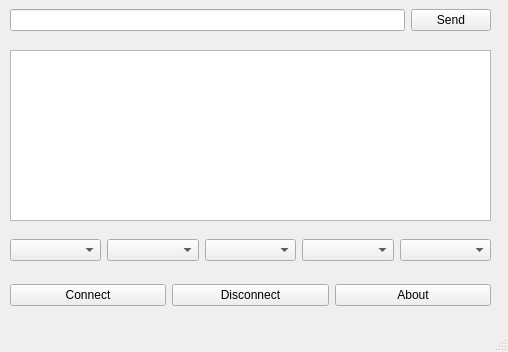
Before: the Qt Designer form pyMonitor Qt Designer/front_end.ui in ahmedalkabir/pyMonitor, drawn with Qt 5.
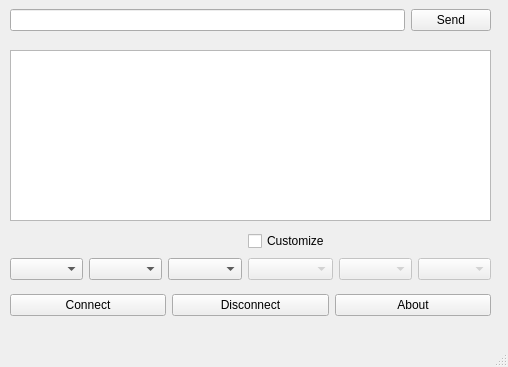
After: the same form once the commit is applied.

Commit message: Edit in Ui and Check Box for customize advance option

Diff of the .ui file:
```diff
--- a/pyMonitor Qt Designer/front_end.ui
+++ b/pyMonitor Qt Designer/front_end.ui
@@ -7,7 +7,7 @@
     <x>0</x>
     <y>0</y>
     <width>508</width>
-    <height>352</height>
+    <height>367</height>
    </rect>
   </property>
   <property name="windowTitle">
@@ -57,24 +57,53 @@
       <x>10</x>
       <y>230</y>
       <width>481</width>
-      <height>41</height>
+      <height>51</height>
      </rect>
     </property>
     <layout class="QGridLayout" name="grid_2">
-     <item row="0" column="3">
-      <widget class="QComboBox" name="baud_rate"/>
-     </item>
-     <item row="0" column="2">
+     <item row="1" column="2">
       <widget class="QComboBox" name="status_txt"/>
      </item>
-     <item row="0" column="4">
-      <widget class="QComboBox" name="serial_port"/>
+     <item row="1" column="1">
+      <widget class="QComboBox" name="baud_rate"/>
      </item>
-     <item row="0" column="1">
-      <widget class="QComboBox" name="parity_check"/>
+     <item row="1" column="3">
+      <widget class="QComboBox" name="bytesize">
+       <property name="enabled">
+        <bool>false</bool>
+       </property>
+      </widget>
      </item>
-     <item row="0" column="0">
-      <widget class="QComboBox" name="stop_bits"/>
+     <item row="1" column="0">
+      <widget class="QComboBox" name="serial_port">
+       <property name="editable">
+        <bool>false</bool>
+       </property>
+       <property name="currentText">
+        <string/>
+       </property>
+      </widget>
+     </item>
+     <item row="1" column="6">
+      <widget class="QComboBox" name="stop_bits">
+       <property name="enabled">
+        <bool>false</bool>
+       </property>
+      </widget>
+     </item>
+     <item row="1" column="5">
+      <widget class="QComboBox" name="parity_check">
+       <property name="enabled">
+        <bool>false</bool>
+       </property>
+      </widget>
+     </item>
+     <item row="0" column="3">
+      <widget class="QCheckBox" name="checkBox">
+       <property name="text">
+        <string>Customize </string>
+       </property>
+      </widget>
      </item>
     </layout>
    </widget>
@@ -82,7 +111,7 @@
     <property name="geometry">
      <rect>
       <x>10</x>
-      <y>280</y>
+      <y>290</y>
       <width>481</width>
       <height>31</height>
      </rect>
```
Left out of the diff: 19 changed lines with no effect on the pictures.
